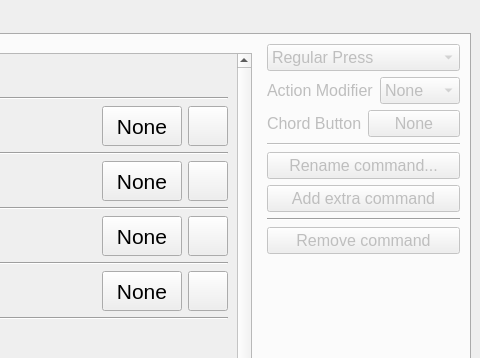
Old version of the form joyshockgraphic/resources/joyshockgraphic.ui in the repository kurushimee/JoyShockGraphic; both pictures show x 646 to 1126 and y 0 to 358 of the 1126 by 897 pixel window.
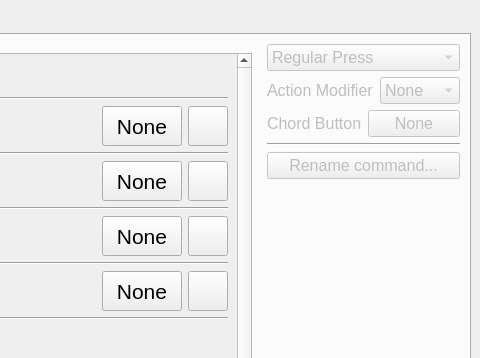
New version of the form. The open tabs and pages were chosen to show the change. Icons and pictures are not drawn.

Diff of the .ui file:
```diff
--- a/joyshockgraphic/resources/joyshockgraphic.ui
+++ b/joyshockgraphic/resources/joyshockgraphic.ui
@@ -5481,7 +5481,7 @@
             <item>
              <widget class="Line" name="line_17">
               <property name="enabled">
-               <bool>false</bool>
+               <bool>true</bool>
               </property>
               <property name="orientation">
                <enum>Qt::Horizontal</enum>
@@ -5509,55 +5509,6 @@
               </attribute>
              </widget>
             </item>
-            <item>
-             <widget class="QPushButton" name="pbAdd">
-              <property name="enabled">
-               <bool>false</bool>
-              </property>
-              <property name="font">
-               <font>
-                <pointsize>12</pointsize>
-               </font>
-              </property>
-              <property name="toolTip">
-               <string>&lt;html&gt;&lt;head/&gt;&lt;body&gt;&lt;p&gt;&lt;span style=&quot; font-size:8pt;&quot;&gt;Choose display name for the command&lt;/span&gt;&lt;/p&gt;&lt;/body&gt;&lt;/html&gt;</string>
-              </property>
-              <property name="text">
-               <string>Add extra command</string>
-              </property>
-              <attribute name="buttonGroup">
-               <string notr="true">bgConfig</string>
-              </attribute>
-             </widget>
-            </item>
-            <item>
-             <widget class="Line" name="line_63">
-              <property name="orientation">
-               <enum>Qt::Horizontal</enum>
-              </property>
-             </widget>
-            </item>
-            <item>
-             <widget class="QPushButton" name="pbRemove">
-              <property name="enabled">
-               <bool>false</bool>
-              </property>
-              <property name="font">
-               <font>
-                <pointsize>12</pointsize>
-               </font>
-              </property>
-              <property name="toolTip">
-               <string>&lt;html&gt;&lt;head/&gt;&lt;body&gt;&lt;p&gt;&lt;span style=&quot; font-size:8pt;&quot;&gt;Choose display name for the command&lt;/span&gt;&lt;/p&gt;&lt;/body&gt;&lt;/html&gt;</string>
-              </property>
-              <property name="text">
-               <string>Remove command</string>
-              </property>
-              <attribute name="buttonGroup">
-               <string notr="true">bgConfig</string>
-              </attribute>
-             </widget>
-            </item>
             <item>
              <spacer name="verticalSpacer_3">
               <property name="orientation">
```
Left out of the diff: 4 changed lines with no effect on the pictures.
